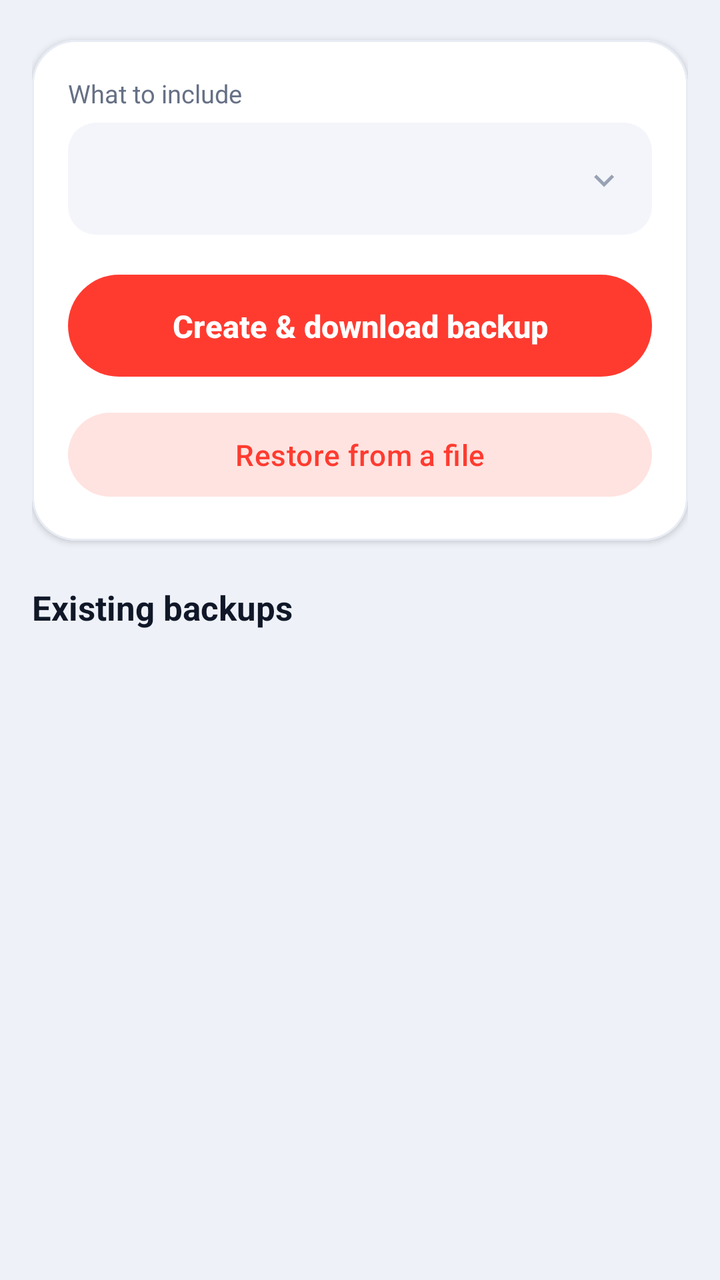
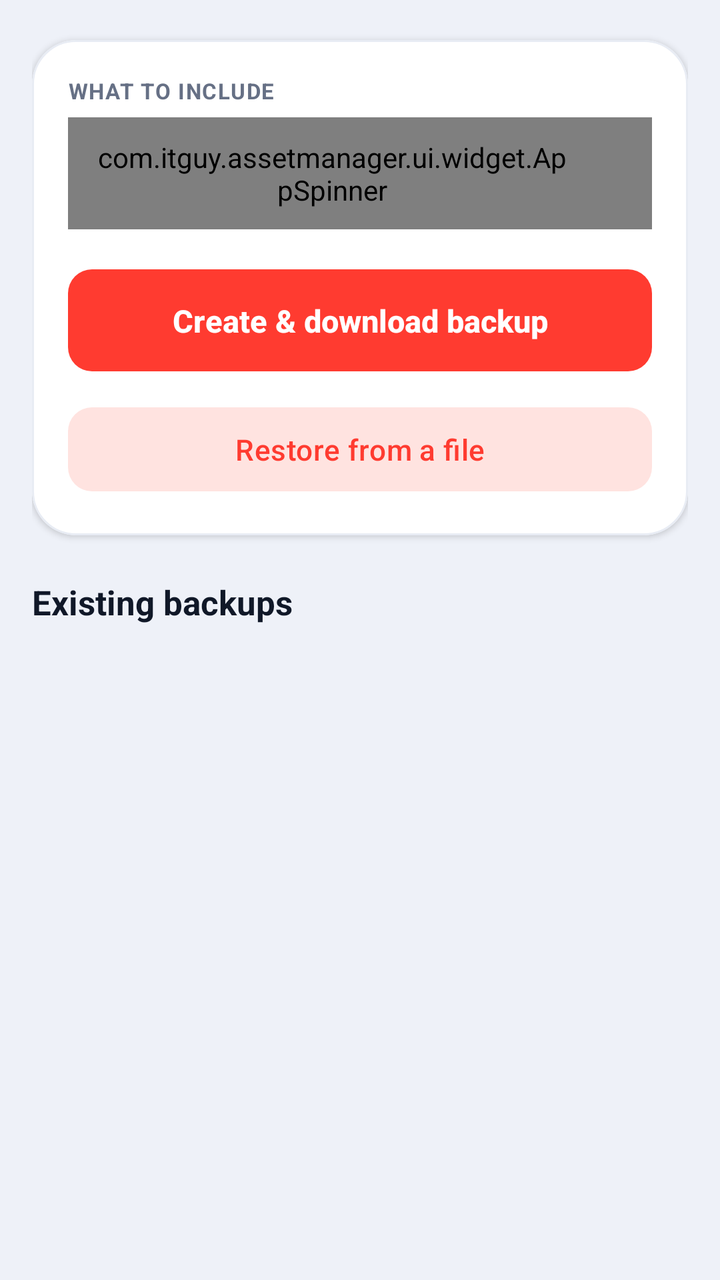

Screens rendered from an Android XML layout before and after an edit, with the pre-edit source and the edit as a unified diff.
<!-- AndroidManifest.xml: application theme Theme.ItGuyAssets -->
<!-- res/layout/fragment_backup_restore.xml -->
<?xml version="1.0" encoding="utf-8"?>
<LinearLayout xmlns:android="http://schemas.android.com/apk/res/android"
    xmlns:app="http://schemas.android.com/apk/res-auto"
    android:layout_width="match_parent"
    android:layout_height="match_parent"
    android:background="@color/page"
    android:orientation="vertical">

    <LinearLayout
        android:layout_width="match_parent"
        android:layout_height="wrap_content"
        android:orientation="vertical"
        android:paddingStart="16dp"
        android:paddingEnd="16dp"
        android:paddingTop="6dp">

        <com.google.android.material.card.MaterialCardView style="@style/Card">
            <LinearLayout
                android:layout_width="match_parent"
                android:layout_height="wrap_content"
                android:orientation="vertical"
                android:padding="18dp">

                <TextView style="@style/FieldLabel" android:layout_marginTop="0dp" android:text="What to include" />
                <Spinner android:id="@+id/scopeSpinner" style="@style/Dropdown" />

                <com.google.android.material.button.MaterialButton
                    android:id="@+id/createBackupBtn"
                    style="@style/ButtonPill"
                    android:layout_width="match_parent"
                    android:layout_height="wrap_content"
                    android:layout_marginTop="16dp"
                    android:text="Create &amp; download backup" />

                <com.google.android.material.button.MaterialButton
                    android:id="@+id/restoreBtn"
                    style="@style/ButtonPillQuiet"
                    android:layout_width="match_parent"
                    android:layout_height="wrap_content"
                    android:layout_marginTop="10dp"
                    android:text="Restore from a file" />
            </LinearLayout>
        </com.google.android.material.card.MaterialCardView>

        <TextView style="@style/SectionLabel" android:text="Existing backups" />
    </LinearLayout>

    <androidx.recyclerview.widget.RecyclerView
        android:id="@+id/recycler"
        android:layout_width="match_parent"
        android:layout_height="0dp"
        android:layout_weight="1"
        android:clipToPadding="false"
        android:paddingTop="8dp"
        android:paddingBottom="24dp" />

    <TextView
        android:id="@+id/emptyText"
        android:layout_width="match_parent"
        android:layout_height="wrap_content"
        android:gravity="center"
        android:padding="40dp"
        android:text="No backups yet"
        android:textColor="@color/text_faint"
        android:visibility="gone" />
</LinearLayout>
<!-- resources referenced by this layout -->
<resources>
  <color name="page">#EEF1F8</color>
  <color name="text_faint">#98A2B3</color>
  <style name="ButtonPill" parent="Widget.Material3.Button">
          <item name="cornerRadius">28dp</item>
          <item name="android:minHeight">54dp</item>
          <item name="android:paddingTop">15dp</item>
          <item name="android:paddingBottom">15dp</item>
          <item name="android:textAllCaps">false</item>
          <item name="android:textSize">15.5sp</item>
          <item name="android:textStyle">bold</item>
          <item name="android:letterSpacing">0</item>
      </style>
  <style name="ButtonPillQuiet" parent="Widget.Material3.Button.TonalButton">
          <item name="cornerRadius">28dp</item>
          <item name="android:minHeight">50dp</item>
          <item name="android:textAllCaps">false</item>
          <item name="android:textSize">14.5sp</item>
      </style>
  <style name="FieldLabel">
          <item name="android:layout_width">wrap_content</item>
          <item name="android:layout_height">wrap_content</item>
          <item name="android:layout_marginTop">14dp</item>
          <item name="android:layout_marginBottom">6dp</item>
          <item name="android:textColor">@color/text_soft</item>
          <item name="android:textSize">12.5sp</item>
      </style>
  <style name="Theme.ItGuyAssets" parent="Base.Theme.ItGuyAssets">
          <item name="android:windowLightStatusBar">true</item>
      </style>
  <color name="card">#FFFFFF</color>
  <color name="card_line">#E8ECF4</color>
  <!-- drawable dropdown_bg (drawable) -->
  <?xml version="1.0" encoding="utf-8"?>
  <layer-list xmlns:android="http://schemas.android.com/apk/res/android">
      <item>
          <shape android:shape="rectangle">
              <solid android:color="@color/field_fill" />
              <corners android:radius="14dp" />
          </shape>
      </item>
      <item
          android:drawable="@drawable/ic_chevron_down"
          android:gravity="center_vertical|end"
          android:end="14dp"
          android:width="20dp"
          android:height="20dp" />
  </layer-list>
  <color name="text_soft">#667085</color>
  <color name="text_strong">#101828</color>
  <color name="field_fill">#F3F5FA</color>
  <color name="accent">#FF3B30</color>
  <color name="on_accent">#FFFFFF</color>
  <color name="accent_container">#FFE3E0</color>
  <color name="bg">#F5F7FB</color>
  <color name="surface">#FFFFFF</color>
  <color name="surface_variant">#EDF0F6</color>
  <color name="text">#141B26</color>
  <color name="muted">#5C6A80</color>
  <color name="outline">#DCE1EA</color>
  <style name="Button.IT" parent="Widget.Material3.Button">
          <item name="cornerRadius">16dp</item>
          <item name="android:paddingTop">15dp</item>
          <item name="android:paddingBottom">15dp</item>
          <item name="android:textAllCaps">false</item>
          <item name="android:textSize">15sp</item>
          <item name="android:letterSpacing">0.01</item>
      </style>
  <style name="FabPrimary" parent="Widget.Material3.FloatingActionButton.Primary">
          <item name="backgroundTint">@color/accent</item>
          <item name="tint">@color/on_accent</item>
      </style>
  <style name="DialogBody" parent="MaterialAlertDialog.Material3">
          <item name="backgroundTint">@color/card</item>
          <item name="shapeAppearanceOverlay">@style/DialogShape</item>
      </style>
  <style name="DialogShape">
          <item name="cornerFamily">rounded</item>
          <item name="cornerSize">26dp</item>
      </style>
  <!-- unchanged entries left out for length: 8 -->
</resources>

<!-- the commit's change to res/layout/fragment_backup_restore.xml (unified diff, before → after) -->
@@ -22,7 +22,7 @@
                 android:padding="18dp">
 
                 <TextView style="@style/FieldLabel" android:layout_marginTop="0dp" android:text="What to include" />
-                <Spinner android:id="@+id/scopeSpinner" style="@style/Dropdown" />
+                <com.itguy.assetmanager.ui.widget.AppSpinner android:id="@+id/scopeSpinner" style="@style/Dropdown" />
 
                 <com.google.android.material.button.MaterialButton
                     android:id="@+id/createBackupBtn"
<!-- resource entries referenced after the edit -->
@@ -3,7 +3,7 @@
   <color name="page">#EEF1F8</color>
   <color name="text_faint">#98A2B3</color>
   <style name="ButtonPill" parent="Widget.Material3.Button">
-          <item name="cornerRadius">28dp</item>
+          <item name="cornerRadius">12dp</item>
           <item name="android:minHeight">54dp</item>
           <item name="android:paddingTop">15dp</item>
           <item name="android:paddingBottom">15dp</item>
@@ -13,7 +13,7 @@
           <item name="android:letterSpacing">0</item>
       </style>
   <style name="ButtonPillQuiet" parent="Widget.Material3.Button.TonalButton">
-          <item name="cornerRadius">28dp</item>
+          <item name="cornerRadius">12dp</item>
           <item name="android:minHeight">50dp</item>
           <item name="android:textAllCaps">false</item>
           <item name="android:textSize">14.5sp</item>
@@ -24,7 +24,11 @@
           <item name="android:layout_marginTop">14dp</item>
           <item name="android:layout_marginBottom">6dp</item>
           <item name="android:textColor">@color/text_soft</item>
-          <item name="android:textSize">12.5sp</item>
+          
+          <item name="android:textSize">11sp</item>
+          <item name="android:textStyle">bold</item>
+          <item name="android:letterSpacing">0.05</item>
+          <item name="android:textAllCaps">true</item>
       </style>
   <style name="Theme.ItGuyAssets" parent="Base.Theme.ItGuyAssets">
           <item name="android:windowLightStatusBar">true</item>
@@ -37,7 +41,9 @@
       <item>
           <shape android:shape="rectangle">
               <solid android:color="@color/field_fill" />
-              <corners android:radius="14dp" />
+              
+              <stroke android:width="1dp" android:color="@color/field_line" />
+              <corners android:radius="10dp" />
           </shape>
       </item>
       <item
@@ -50,6 +56,7 @@
   <color name="text_soft">#667085</color>
   <color name="text_strong">#101828</color>
   <color name="field_fill">#F3F5FA</color>
+  <color name="field_line">#DDE3EE</color>
   <color name="accent">#FF3B30</color>
   <color name="on_accent">#FFFFFF</color>
   <color name="accent_container">#FFE3E0</color>
@@ -60,7 +67,7 @@
   <color name="muted">#5C6A80</color>
   <color name="outline">#DCE1EA</color>
   <style name="Button.IT" parent="Widget.Material3.Button">
-          <item name="cornerRadius">16dp</item>
+          <item name="cornerRadius">12dp</item>
           <item name="android:paddingTop">15dp</item>
           <item name="android:paddingBottom">15dp</item>
           <item name="android:textAllCaps">false</item>
